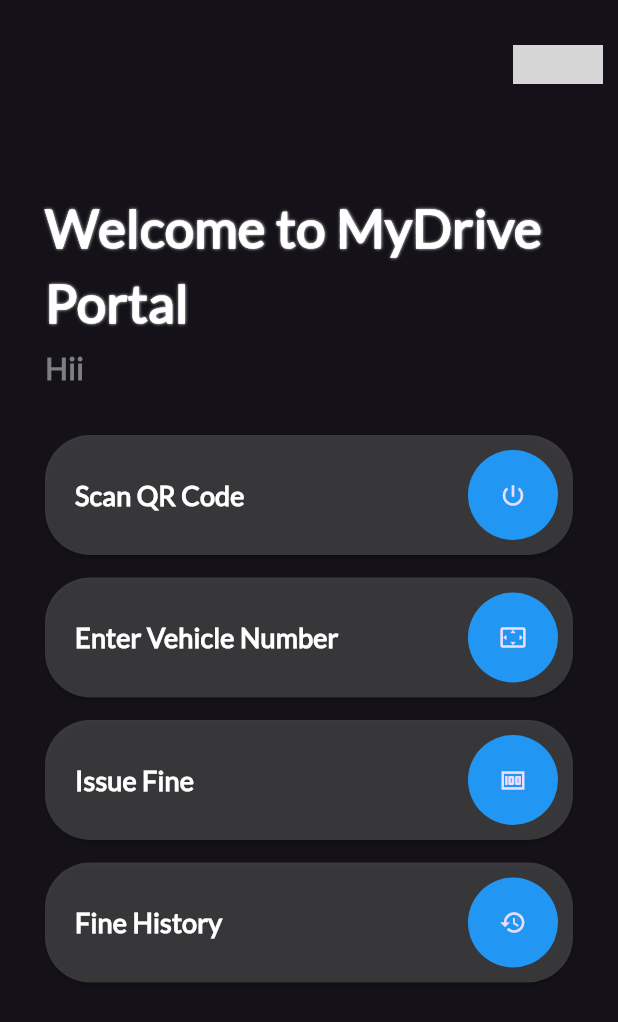
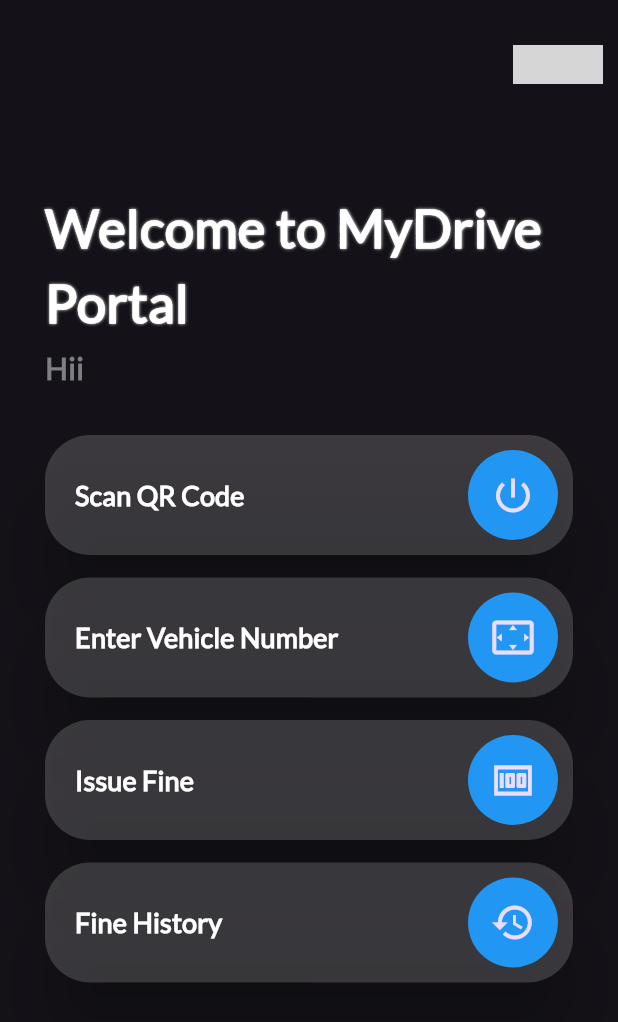
Before and after one commit to ShankaVisal/Smart_Fine_System_new, a Flutter app: the homePage screen opened directly with empty values, on a phone screen of 412 x 824 dp. Shown: the top 1022 px of the screen. Run offline on Flutter 3.47's test engine with Material 3 defaults, Android fonts, the phone set to English and light mode, and no system bars; our stand-ins replace firebase_auth, firebase_core, lottie; missing offline and left inert: encrypt, flutter_barcode_scanner, mongo_dart; accounts and stored records are empty; network calls fail; grey boxes are pictures that could not be loaded.

Commit message:
home page UI v1.0

```diff
--- a/lib/Home Page.dart
+++ b/lib/Home Page.dart
@@ -5,6 +5,15 @@ import 'package:flutter_barcode_scanner/flutter_barcode_scanner.dart';
 import 'package:untitled27/testingpage.dart';
 
 import 'LicenseDataBase/displayEditForLicense.dart';
+
+final ButtonStyle mainCardStyle = ElevatedButton.styleFrom(
+  elevation: 20,
+  backgroundColor: const Color.fromARGB(51, 217, 217, 217),
+  padding: const EdgeInsets.only(left: 20, top: 10, bottom: 10, right: 10),
+  shape: RoundedRectangleBorder(
+    borderRadius: BorderRadius.circular(30.0),
+  ),
+);
 
 class homePage extends StatefulWidget {
   final String name;
@@ -81,12 +90,7 @@ class _homePageState extends State<homePage> {
                   onPressed: () {
                     scanQRCode();
                   },
-                  style: ElevatedButton.styleFrom(
-                      backgroundColor: const Color.fromARGB(51, 217, 217, 217),
-                      padding: const EdgeInsets.only(
-                          left: 20, top: 10, bottom: 10, right: 10),
-                      shape: RoundedRectangleBorder(
-                          borderRadius: BorderRadius.circular(30.0))),
+                  style: mainCardStyle,
                   child: const Row(
                     mainAxisAlignment: MainAxisAlignment.spaceBetween,
                     children: [
@@ -100,7 +104,10 @@ class _homePageState extends State<homePage> {
                       CircleAvatar(
                         radius: 30,
                         backgroundColor: Colors.blue,
-                        child: Icon(Icons.power_settings_new),
+                        child: Icon(
+                          Icons.power_settings_new,
+                          size: 30,
+                        ),
                       ),
                     ],
                   ),
@@ -113,12 +120,7 @@ class _homePageState extends State<homePage> {
                     Navigator.push(context,
                         MaterialPageRoute(builder: (context) => testing()));
                   },
-                  style: ElevatedButton.styleFrom(
-                      backgroundColor: const Color.fromARGB(51, 217, 217, 217),
-                      padding: const EdgeInsets.only(
-                          left: 20, top: 10, bottom: 10, right: 10),
-                      shape: RoundedRectangleBorder(
-                          borderRadius: BorderRadius.circular(30.0))),
+                  style: mainCardStyle,
                   child: const Row(
                     mainAxisAlignment: MainAxisAlignment.spaceBetween,
                     children: [
@@ -132,7 +134,10 @@ class _homePageState extends State<homePage> {
                       CircleAvatar(
                         radius: 30,
                         backgroundColor: Colors.blue,
-                        child: Icon(Icons.settings_overscan),
+                        child: Icon(
+                          Icons.settings_overscan,
+                          size: 30,
+                        ),
                       )
                     ],
                   ),
@@ -145,12 +150,7 @@ class _homePageState extends State<homePage> {
                     Navigator.push(context,
                         MaterialPageRoute(builder: (context) => testing()));
                   },
-                  style: ElevatedButton.styleFrom(
-                      backgroundColor: const Color.fromARGB(51, 217, 217, 217),
-                      padding: const EdgeInsets.only(
-                          left: 20, top: 10, bottom: 10, right: 10),
-                      shape: RoundedRectangleBorder(
-                          borderRadius: BorderRadius.circular(30.0))),
+                  style: mainCardStyle,
                   child: const Row(
                     mainAxisAlignment: MainAxisAlignment.spaceBetween,
                     children: [
@@ -164,7 +164,10 @@ class _homePageState extends State<homePage> {
                       CircleAvatar(
                         radius: 30,
                         backgroundColor: Colors.blue,
-                        child: Icon(Icons.money),
+                        child: Icon(
+                          Icons.money,
+                          size: 30,
+                        ),
                       )
                     ],
                   ),
@@ -177,12 +180,7 @@ class _homePageState extends State<homePage> {
                     Navigator.push(context,
                         MaterialPageRoute(builder: (context) => testing()));
                   },
-                  style: ElevatedButton.styleFrom(
-                      backgroundColor: const Color.fromARGB(51, 217, 217, 217),
-                      padding: const EdgeInsets.only(
-                          left: 20, top: 10, bottom: 10, right: 10),
-                      shape: RoundedRectangleBorder(
-                          borderRadius: BorderRadius.circular(30.0))),
+                  style: mainCardStyle,
                   child: const Row(
                     mainAxisAlignment: MainAxisAlignment.spaceBetween,
                     children: [
@@ -196,7 +194,10 @@ class _homePageState extends State<homePage> {
                       CircleAvatar(
                         radius: 30,
                         backgroundColor: Colors.blue,
-                        child: Icon(Icons.history),
+                        child: Icon(
+                          Icons.history,
+                          size: 30,
+                        ),
                       )
                     ],
                   ),
```
